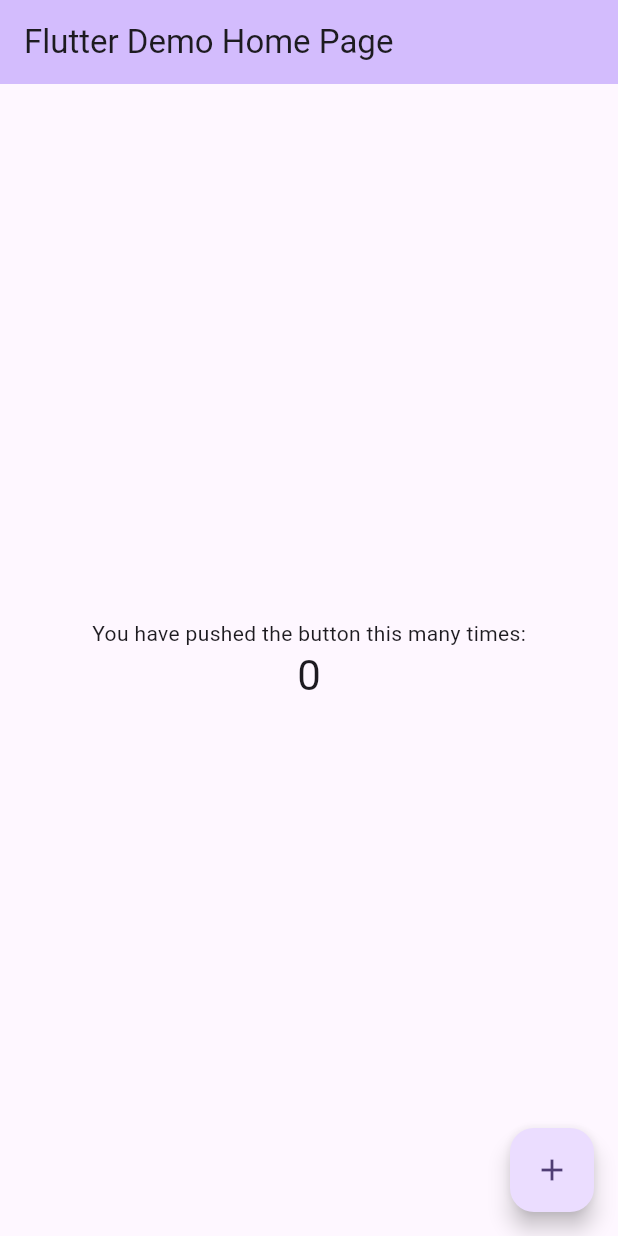
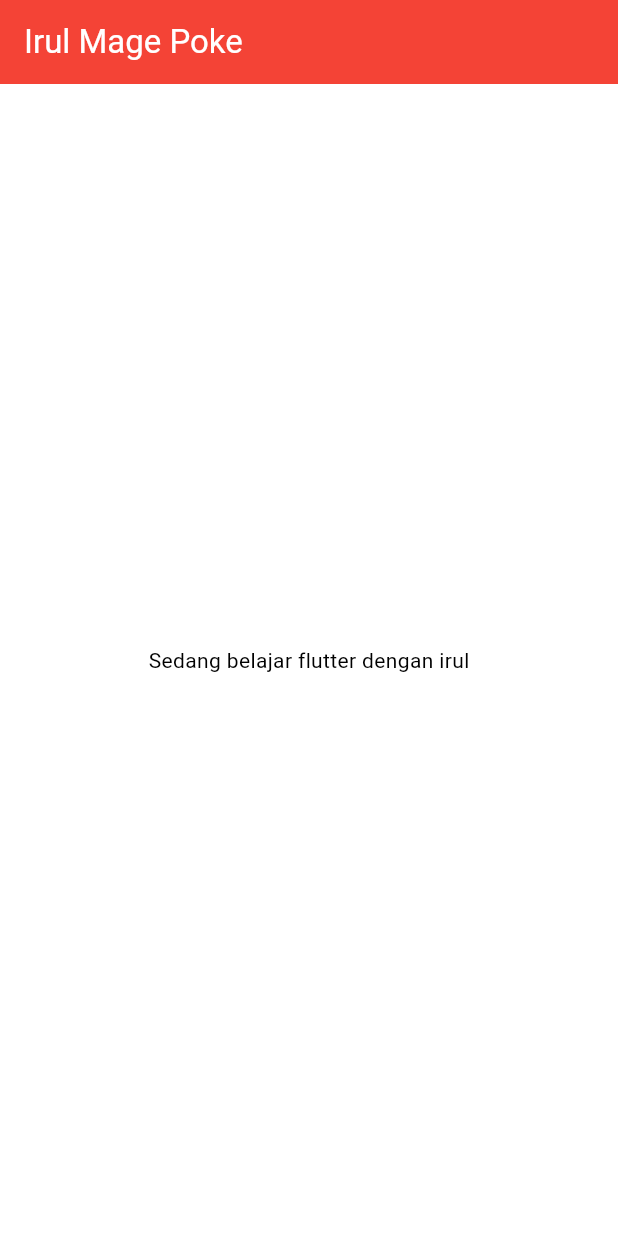
Before and after one commit to meezeed/hello_world, a Flutter app: the screen it shows after launch, on a phone screen of 412 x 824 dp. Run offline on Flutter 3.47's test engine with Material 2 defaults, Android fonts, the phone set to English and light mode, and no system bars.

Commit message:
Belajar Day 1

```diff
--- /dev/null
+++ b/lib/hello_world.dart
@@ -0,0 +1,25 @@
+import 'package:flutter/material.dart';
+
+class HelloWorld extends StatelessWidget {
+  const HelloWorld({super.key});
+
+  @override
+  Widget build(BuildContext context) {
+    return Scaffold(
+      appBar: AppBar(
+        title: Text("Belajar Flutter"),
+        backgroundColor: Colors.black45,
+        foregroundColor: Colors.white,
+      ),
+      body: Container(
+        color: Colors.purple,
+        child: Center(
+          child: Text(
+            "Hello World",
+            style: TextStyle(color: Colors.white),
+          ),
+        ),
+      ),
+    );
+  }
+}
--- /dev/null
+++ b/lib/hello_world2.dart
@@ -0,0 +1,25 @@
+import 'package:flutter/material.dart';
+
+class HelloWorld2 extends StatelessWidget {
+  const HelloWorld2({super.key});
+
+  @override
+  Widget build(BuildContext context) {
+    return Scaffold(
+      appBar: AppBar(
+        title: Text("Irul Mage Poke"),
+        backgroundColor: Colors.red,
+        foregroundColor: Colors.white,
+      ),
+      body: Container(
+        color: Colors.white,
+        child: Center(
+          child: Text(
+            "Sedang belajar flutter dengan irul",
+            style: TextStyle(color: Colors.black),
+          ),
+        ),
+      ),
+    );
+  }
+}
--- a/lib/main.dart
+++ b/lib/main.dart
@@ -1,4 +1,6 @@
 import 'package:flutter/material.dart';
+import 'package:hello_world/hello_world.dart';
+import 'package:hello_world/hello_world2.dart';
 
 void main() {
   runApp(const MyApp());
@@ -11,115 +13,11 @@ class MyApp extends StatelessWidget {
   @override
   Widget build(BuildContext context) {
     return MaterialApp(
-      title: 'Flutter Demo',
       theme: ThemeData(
-        // This is the theme of your application.
-        //
-        // TRY THIS: Try running your application with "flutter run". You'll see
-        // the application has a blue toolbar. Then, without quitting the app,
-        // try changing the seedColor in the colorScheme below to Colors.green
-        // and then invoke "hot reload" (save your changes or press the "hot
-        // reload" button in a Flutter-supported IDE, or press "r" if you used
-        // the command line to start the app).
-        //
-        // Notice that the counter didn't reset back to zero; the application
-        // state is not lost during the reload. To reset the state, use hot
-        // restart instead.
-        //
-        // This works for code too, not just values: Most code changes can be
-        // tested with just a hot reload.
         colorScheme: ColorScheme.fromSeed(seedColor: Colors.deepPurple),
         useMaterial3: true,
       ),
-      home: const MyHomePage(title: 'Flutter Demo Home Page'),
+      home: HelloWorld2(),
     );
   }
 }
-
-class MyHomePage extends StatefulWidget {
-  const MyHomePage({super.key, required this.title});
-
-  // This widget is the home page of your application. It is stateful, meaning
-  // that it has a State object (defined below) that contains fields that affect
-  // how it looks.
-
-  // This class is the configuration for the state. It holds the values (in this
-  // case the title) provided by the parent (in this case the App widget) and
-  // used by the build method of the State. Fields in a Widget subclass are
-  // always marked "final".
-
-  final String title;
-
-  @override
-  State<MyHomePage> createState() => _MyHomePageState();
-}
-
-class _MyHomePageState extends State<MyHomePage> {
-  int _counter = 0;
-
-  void _incrementCounter() {
-    setState(() {
-      // This call to setState tells the Flutter framework that something has
-      // changed in this State, which causes it to rerun the build method below
-      // so that the display can reflect the updated values. If we changed
-      // _counter without calling setState(), then the build method would not be
-      // called again, and so nothing would appear to happen.
-      _counter++;
-    });
-  }
-
-  @override
-  Widget build(BuildContext context) {
-    // This method is rerun every time setState is called, for instance as done
-    // by the _incrementCounter method above.
-    //
-    // The Flutter framework has been optimized to make rerunning build methods
-    // fast, so that you can just rebuild anything that needs updating rather
-    // than having to individually change instances of widgets.
-    return Scaffold(
-      appBar: AppBar(
-        // TRY THIS: Try changing the color here to a specific color (to
-        // Colors.amber, perhaps?) and trigger a hot reload to see the AppBar
-        // change color while the other colors stay the same.
-        backgroundColor: Theme.of(context).colorScheme.inversePrimary,
-        // Here we take the value from the MyHomePage object that was created by
-        // the App.build method, and use it to set our appbar title.
-        title: Text(widget.title),
-      ),
-      body: Center(
-        // Center is a layout widget. It takes a single child and positions it
-        // in the middle of the parent.
-        child: Column(
-          // Column is also a layout widget. It takes a list of children and
-          // arranges them vertically. By default, it sizes itself to fit its
-          // children horizontally, and tries to be as tall as its parent.
-          //
-          // Column has various properties to control how it sizes itself and
-          // how it positions its children. Here we use mainAxisAlignment to
-          // center the children vertically; the main axis here is the vertical
-          // axis because Columns are vertical (the cross axis would be
-          // horizontal).
-          //
-          // TRY THIS: Invoke "debug painting" (choose the "Toggle Debug Paint"
-          // action in the IDE, or press "p" in the console), to see the
-          // wireframe for each widget.
-          mainAxisAlignment: MainAxisAlignment.center,
-          children: <Widget>[
-            const Text(
-              'You have pushed the button this many times:',
-            ),
-            Text(
-              '$_counter',
-              style: Theme.of(context).textTheme.headlineMedium,
-            ),
-          ],
-        ),
-      ),
-      floatingActionButton: FloatingActionButton(
-        onPressed: _incrementCounter,
-        tooltip: 'Increment',
-        child: const Icon(Icons.add),
-      ), // This trailing comma makes auto-formatting nicer for build methods.
-    );
-  }
-}
```
